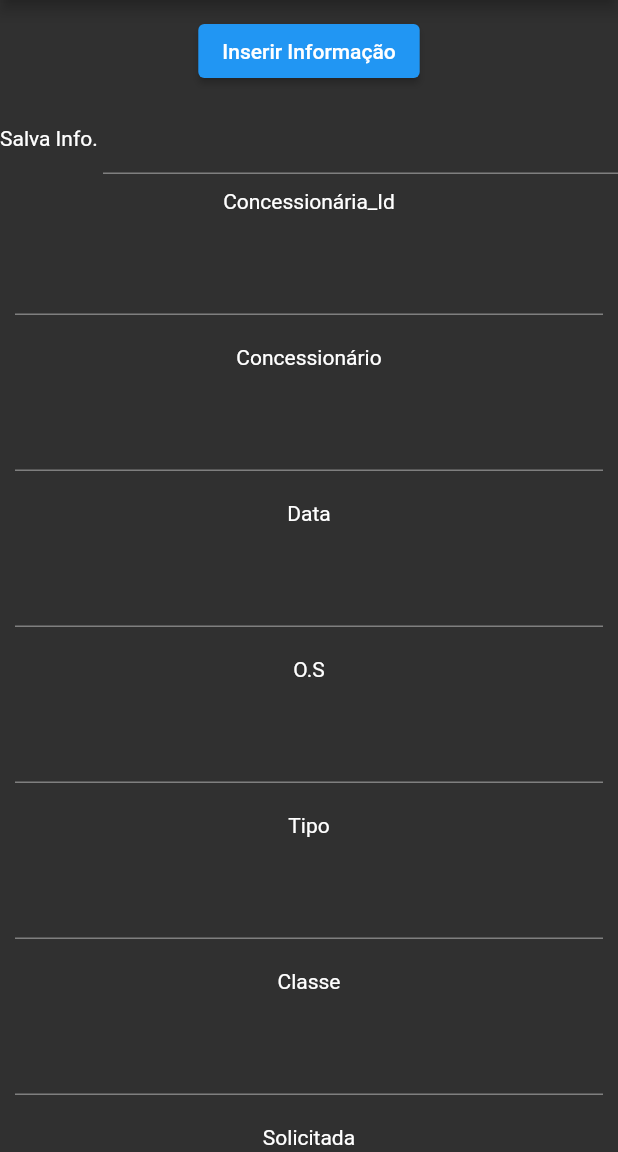
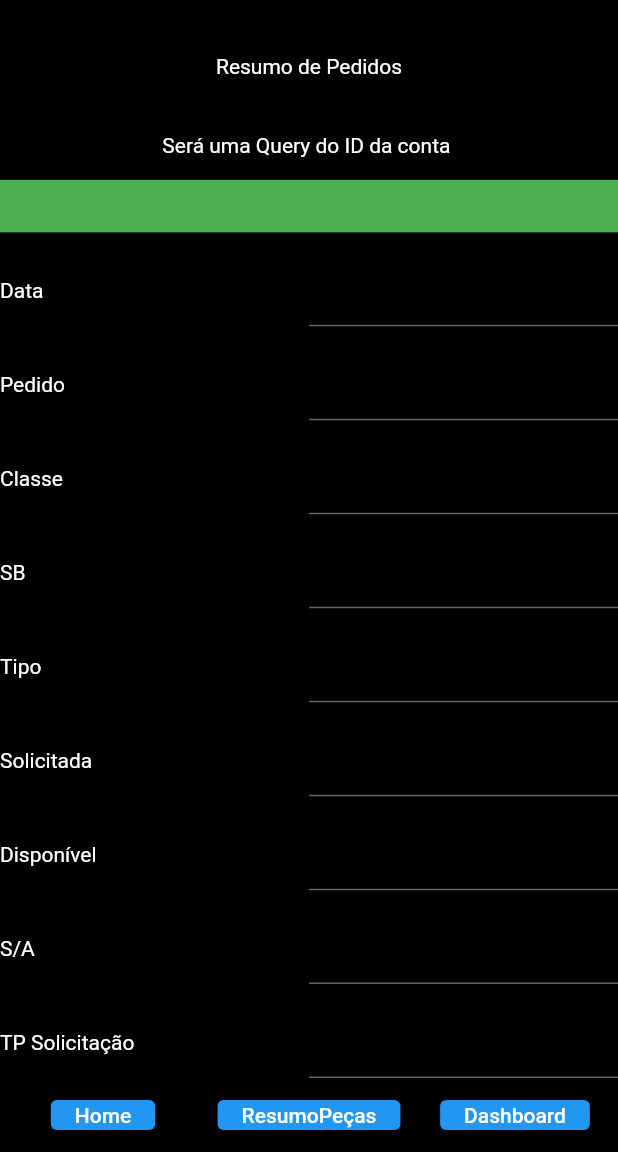
Before and after one commit to alyssonmazoni/portal4, a Flutter app: the InputTextTest screen opened directly, on a phone screen of 412 x 824 dp, the part 84-1236 px from its top. Run offline on Flutter 3.47's test engine with Material 2 defaults, Android fonts, the phone set to English and light mode, and no system bars; our stand-ins replace firebase_auth, firebase_core, flutter_signin_button, google_sign_in; accounts and stored records are empty.

Commit message:
//Criação dos 10 titulos  290921

```diff
--- a/lib/interface/inputTextTest.dart
+++ b/lib/interface/inputTextTest.dart
@@ -22,109 +22,202 @@ class _InputTextTest extends State<InputTextTest> {
   Widget build(BuildContext context) {
     return Scaffold(
         appBar: AppBar(title: Text('Página Inicial')),
-        body: Center(
-          child: Column(
-            children: [
-              Padding(
-                padding: EdgeInsets.all(10),
-                child: ElevatedButton(
-                    onPressed: () {}, // falta direcionar para rela xpto
-                    child: Text('Inserir Informação')),
+        body: Container(
+          width: double.infinity,
+          height: double.infinity,
+          color: Colors.black,
+          child: Column(children: [
+            Row(children: [
+              Expanded(
+                child: Container(
+                  alignment: Alignment.center,
+                  height: 60,
+                  width: 20,
+                  child: Text('Resumo de Pedidos'),
                 ),
+              ),
+            ], mainAxisAlignment: MainAxisAlignment.start),
+            Row(children: [
+              Expanded(
+                child: Container(
+                  alignment: Alignment.center,
+                  child: Text('Será uma Query do ID da conta '),
+                ),
+              ),
+            ], mainAxisAlignment: MainAxisAlignment.spaceAround),
+            Row(children: [
+              Expanded(
+                child: Container(
+                  alignment: Alignment.center,
+                  color: Colors.green[500],
+                  height: 35,
+                  width: 5,
+                ),
+              ),
+            ], mainAxisAlignment: MainAxisAlignment.start),
             Row(
                 children: [
                   Expanded(
-                          child: Text('Salva Info.'),
-                        flex : 1,
+                    child: Text('Data'),
                   ),
                   Expanded(
+                    child: Container(
+                      alignment: Alignment.centerLeft,
                       child: TextField(controller: tc1),
-                       flex : 5,
+                    ),
                   ),
                 ],
                 mainAxisAlignment: MainAxisAlignment.start,
-                  crossAxisAlignment: CrossAxisAlignment.center
+                crossAxisAlignment: CrossAxisAlignment.center),
+            Row(
+                children: [
+                  Expanded(
+                    child: Text('Pedido'),
                   ),
-              Padding(
-                padding: EdgeInsets.all(10),
-                child: Text('Concessionária_Id'),
+                  Expanded(
+                    child: Container(
+                      alignment: Alignment.centerLeft,
+                      child: TextField(controller: tc2),
                     ),
-              Padding(
-                  padding: EdgeInsets.all(10),
-                  child: TextField(controller: tc1)),
-              Padding(
-                padding: EdgeInsets.all(10),
-                child: Text('Concessionário'),
                   ),
-              Padding(
-                  padding: EdgeInsets.all(10),
-                  child: TextField(controller: tc2)),
-              Padding(
-                padding: EdgeInsets.all(10),
-                child: Text('Data'),
+                ],
+                mainAxisAlignment: MainAxisAlignment.start,
+                crossAxisAlignment: CrossAxisAlignment.center),
+            Row(
+                children: [
+                  Expanded(
+                    child: Text('Classe'),
                   ),
-              Padding(
-                  padding: EdgeInsets.all(10),
-                  child: TextField(controller: tc3)),
-              Padding(
-                padding: EdgeInsets.all(10),
-                child: Text('O.S'),
+                  Expanded(
+                    child: Container(
+                      alignment: Alignment.centerLeft,
+                      child: TextField(controller: tc3),
                     ),
-              Padding(
-                  padding: EdgeInsets.all(10),
-                  child: TextField(controller: tc4)),
-              Padding(
-                padding: EdgeInsets.all(10),
+                  ),
+                ],
+                mainAxisAlignment: MainAxisAlignment.start,
+                crossAxisAlignment: CrossAxisAlignment.center),
+            Row(
+                children: [
+                  Expanded(
+                    child: Text('SB'),
+                  ),
+                  Expanded(
+                    child: Container(
+                      alignment: Alignment.centerLeft,
+                      child: TextField(controller: tc4),
+                    ),
+                  ),
+                ],
+                mainAxisAlignment: MainAxisAlignment.start,
+                crossAxisAlignment: CrossAxisAlignment.center),
+            Row(
+                children: [
+                  Expanded(
                     child: Text('Tipo'),
                   ),
-              Padding(
-                  padding: EdgeInsets.all(10),
-                  child: TextField(controller: tc5)),
-              Padding(
-                padding: EdgeInsets.all(10),
-                child: Text('Classe'),
+                  Expanded(
+                    child: Container(
+                      alignment: Alignment.centerLeft,
+                      child: TextField(controller: tc5),
                     ),
-              Padding(
-                  padding: EdgeInsets.all(10),
-                  child: TextField(controller: tc6)),
-              Padding(
-                padding: EdgeInsets.all(10),
+                  ),
+                ],
+                mainAxisAlignment: MainAxisAlignment.start,
+                crossAxisAlignment: CrossAxisAlignment.center),
+            Row(
+                children: [
+                  Expanded(
                     child: Text('Solicitada'),
                   ),
-              Padding(
-                  padding: EdgeInsets.all(10),
-                  child: TextField(controller: tc7)),
-              Padding(
-                padding: EdgeInsets.all(10),
+                  Expanded(
+                    child: Container(
+                      alignment: Alignment.centerLeft,
+                      child: TextField(controller: tc7),
+                    ),
+                  ),
+                ],
+                mainAxisAlignment: MainAxisAlignment.start,
+                crossAxisAlignment: CrossAxisAlignment.center),
+            Row(
+                children: [
+                  Expanded(
                     child: Text('Disponível'),
                   ),
-              Padding(
-                  padding: EdgeInsets.all(10),
-                  child: TextField(controller: tc8)),
-              Padding(
-                padding: EdgeInsets.all(10),
-                child: Text('Separação'),
+                  Expanded(
+                    child: Container(
+                      alignment: Alignment.centerLeft,
+                      child: TextField(controller: tc8),
                     ),
-              Padding(
-                  padding: EdgeInsets.all(10),
-                  child: TextField(controller: tc9)),
-              Padding(
-                padding: EdgeInsets.all(10),
-                child: Text('Tipo solicitação'),
                   ),
-              Padding(
-                  padding: EdgeInsets.all(10),
-                  child: TextField(controller: tc10)),
-              Padding(
-                padding: EdgeInsets.all(10),
-                child: Text('Qtd.Registro'),
+                ],
+                mainAxisAlignment: MainAxisAlignment.start,
+                crossAxisAlignment: CrossAxisAlignment.center),
+            Row(
+                children: [
+                  Expanded(
+                    child: Text('S/A'),
                   ),
-              Padding(
-                  padding: EdgeInsets.all(10),
-                  child: TextField(controller: tc11)),
+                  Expanded(
+                    child: Container(
+                      alignment: Alignment.centerLeft,
+                      child: TextField(controller: tc9),
+                    ),
+                  ),
                 ],
-            mainAxisAlignment: MainAxisAlignment.center,
+                mainAxisAlignment: MainAxisAlignment.start,
+                crossAxisAlignment: CrossAxisAlignment.center),
+            Row(
+                children: [
+                  Expanded(
+                    child: Text('TP Solicitação'),
                   ),
+                  Expanded(
+                    child: Container(
+                      alignment: Alignment.centerLeft,
+                      child: TextField(controller: tc10),
+                    ),
+                  ),
+                ],
+                mainAxisAlignment: MainAxisAlignment.start,
+                crossAxisAlignment: CrossAxisAlignment.center),
+
+            Row(
+                children: [
+                  Expanded(
+                    child: Container(
+                      alignment: Alignment.center,
+                      height: 20,
+                      width: 15,
+                      child: ElevatedButton(
+                          onPressed: () {}, // falta direcionar para tela xpto
+                          child: Text('Home')),
+                    ),
+                  ),
+                  Expanded(
+                    child: Container(
+                      alignment: Alignment.center,
+                      height: 20,
+                      width: 15,
+                      child: ElevatedButton(
+                          onPressed: () {}, // falta direcionar para tela xpto
+                          child: Text('ResumoPeças')),
+                    ),
+                  ),
+                  Expanded(
+                    child: Container(
+                      alignment: Alignment.center,
+                      height: 20,
+                      width: 15,
+                      child: ElevatedButton(
+                          onPressed: () {}, // falta direcionar para tela xpto
+                          child: Text('Dashboard')),
+                    ),
+                  ),
+                ],
+                mainAxisAlignment: MainAxisAlignment.spaceEvenly,
+                crossAxisAlignment: CrossAxisAlignment.center),
+          ], mainAxisAlignment: MainAxisAlignment.spaceEvenly),
         ));
   }
 }
--- a/lib/interface/parts.dart
+++ /dev/null
@@ -1,63 +0,0 @@
-import 'package:flutter/material.dart';
-
-/// Provides a UI to select a authentication type page
-class InputTextTest extends StatefulWidget {
-
-  _InputTextTest createState() => _InputTextTest();
-
-}
-
-class _InputTextTest extends State<InputTextTest> {
-
-  TextEditingController tc1 = TextEditingController();
-  TextEditingController tc2 = TextEditingController();
-  TextEditingController tc3= TextEditingController();
-  TextEditingController tc4 = TextEditingController();
-  TextEditingController tc5 = TextEditingController();
-  TextEditingController tc6 = TextEditingController();
-  TextEditingController tc7 = TextEditingController();
-  TextEditingController tc8 = TextEditingController();
-  TextEditingController tc9= TextEditingController();
-  TextEditingController tc10 = TextEditingController();
-
-
-  @override
-  Widget build(BuildContext context) {
-    return Scaffold(
-        appBar: AppBar(title: Text('Página Inicial')),
-        body: Center(child:
-        Column(children: [
-          Padding(
-            padding: EdgeInsets.all(10),
-            child: Text('OS/Orçamento'),
-          ),
-          Padding(
-              padding: EdgeInsets.all(10),
-              child: TextField(controller: tc2)
-          ),
-          Padding(
-            padding: EdgeInsets.all(10),
-            child: Text('Data'),
-          ),
-          Padding(
-              padding: EdgeInsets.all(10),
-              child: TextField(controller: tc3)
-          ),
-          Padding(
-            padding: EdgeInsets.all(10),
-            child: Text('Quantidade'),
-          ),
-          Padding(
-              padding: EdgeInsets.all(10),
-              child: TextField(controller: tc1)
-          )
-
-        ],
-          mainAxisAlignment: MainAxisAlignment.center,
-        ),
-
-        )
-
-    );
-  }
-}
```
Lines whose indentation alone changed are shown as unchanged.
